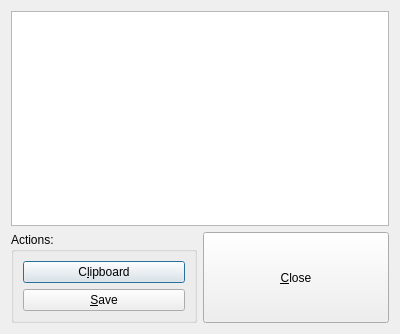
This is src/streamdatadialog.ui in mato7d5/QPDFWalker as Qt 5 draws it before an edit. The edited form follows.
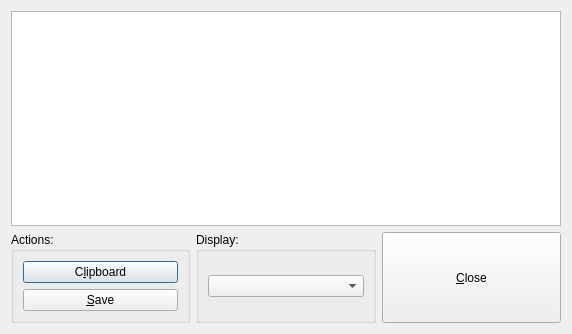
This is the edited form. Icons and pictures are not drawn.

Commit message: Display mode for stream data (text and base64)

```diff
--- a/src/streamdatadialog.ui
+++ b/src/streamdatadialog.ui
@@ -9,7 +9,7 @@
    <rect>
     <x>0</x>
     <y>0</y>
-    <width>400</width>
+    <width>572</width>
     <height>334</height>
    </rect>
   </property>
@@ -55,6 +55,22 @@
          </layout>
         </widget>
        </item>
+       <item>
+        <widget class="QGroupBox" name="uiDisplayGroup">
+         <property name="title">
+          <string>Display:</string>
+         </property>
+         <layout class="QVBoxLayout" name="verticalLayout_4">
+          <item>
+           <widget class="QComboBox" name="uiDisplayModeCombo">
+            <property name="currentIndex">
+             <number>-1</number>
+            </property>
+           </widget>
+          </item>
+         </layout>
+        </widget>
+       </item>
        <item>
         <widget class="QPushButton" name="uiCloseBtn">
          <property name="sizePolicy">
```
The commit also changes 2 other files.
